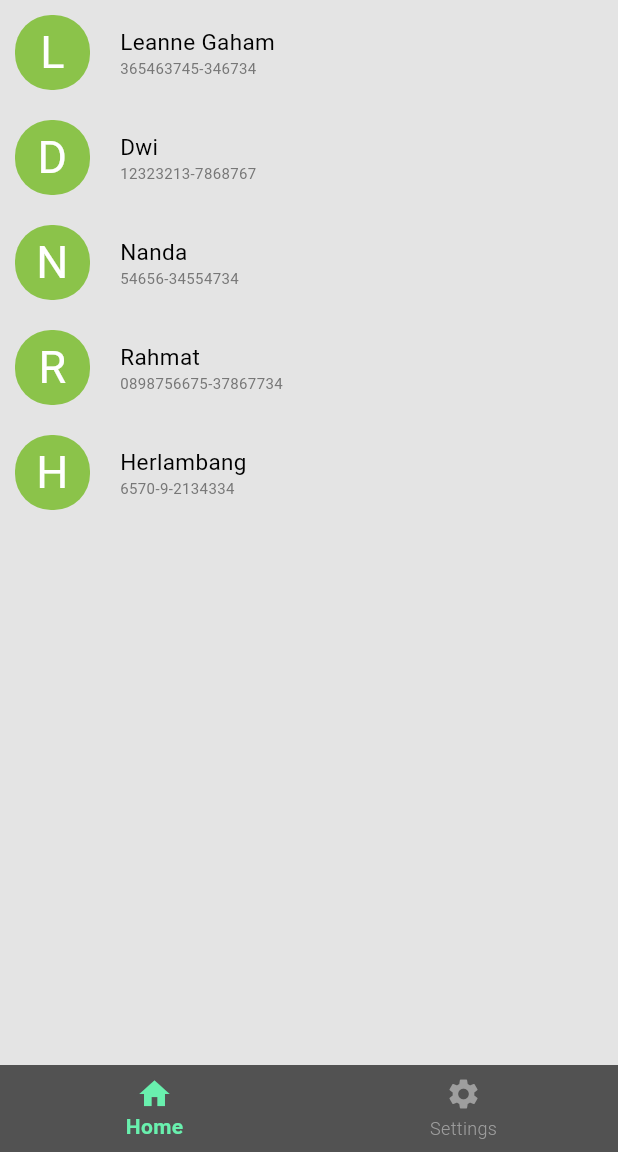
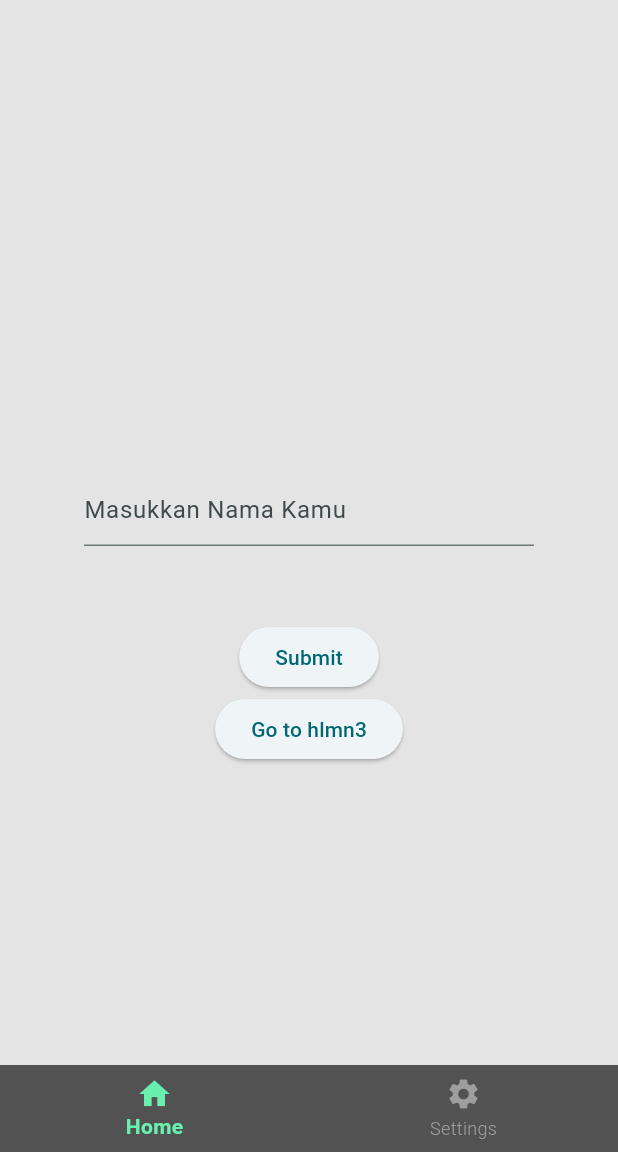
Before and after one commit to dnrahmath/prakerja_dwinandarahmatherlambang_flutter, a Flutter app: the screen it shows after launch, on a phone screen of 412 x 824 dp, the part 84-1236 px from its top. Run offline on Flutter 3.47's test engine with Material 2 defaults, Android fonts, the light colour scheme and no system bars.

Commit message:
add:UnjukKeterampilan

```diff
--- a/lib/view/MyHomePage.dart
+++ b/lib/view/MyHomePage.dart
@@ -1,6 +1,7 @@
 // ignore: file_names
 import 'package:flutter/material.dart';
 import 'package:flutter/cupertino.dart';
+import 'package:prakerja_dwinandarahmatherlambang/view/hlmn3Page.dart';
 
 class MyHomePage extends StatefulWidget {
   const MyHomePage({super.key, required this.title});
@@ -14,17 +15,29 @@ class MyHomePage extends StatefulWidget {
 //-----------
 class _MyHomePageState extends State<MyHomePage> {
   int _indexNavBar = 0;
+  PageController pageCtrl = PageController(initialPage: 0);
   final List<List<String>> _dataPhone = const [
     ["Leanne Gaham", "365463745-346734"],
     ["Dwi", "12323213-7868767"],
     ["Nanda", "54656-34554734"],
     ["Rahmat", "0898756675-37867734"],
     ["Herlambang", "6570-9-2134334"],
+    ["Alice Johnson", "5555555555"],
+    ["Bob Wilson", "6666666666"],
+    ["Eva Brown", "7777777777"],
   ];
+
+  TextEditingController textController = TextEditingController();
+  String submittedText = '';
 
   void _updateIndex(int index) {
     setState(() {
       _indexNavBar = index;
+      pageCtrl.animateToPage(
+        index,
+        duration: Duration(milliseconds: 300),
+        curve: Curves.easeInOut,
+      );
     });
   }
 
@@ -40,61 +53,28 @@ class _MyHomePageState extends State<MyHomePage> {
         ),
       ),
       backgroundColor: const Color.fromARGB(255, 82, 82, 82),
-      body: Container(
-        color: Color.fromARGB(255, 228, 228, 228),
-        child: Column(
-          children: <Widget>[
-            for (int index = 0; index < _dataPhone.length; index++)
-              Row(
-                mainAxisAlignment: MainAxisAlignment.start,
-                children: [
-                  Padding(
-                    padding: const EdgeInsets.all(10),
-                    child: Container(
-                      width: 50,
-                      height: 50,
-                      decoration: BoxDecoration(
-                        color: Colors.lightGreen,
-                        borderRadius: BorderRadius.circular(24),
-                      ),
-                      child: Center(
-                        child: Text(
-                          _dataPhone[index][0][0],
-                          textAlign: TextAlign.center,
-                          style: const TextStyle(
-                            fontSize: 30,
-                            color: Colors.white,
-                          ),
-                        ),
-                      ),
-                    ),
-                  ),
-                  Padding(
-                    padding: const EdgeInsets.all(10),
-                    child: Column(
-                      crossAxisAlignment: CrossAxisAlignment.start,
-                      children: [
-                        Text(
-                          _dataPhone[index][0],
-                          textAlign: TextAlign.left,
-                          style: const TextStyle(
-                            fontSize: 15,
-                            color: Colors.black,
-                          ),
-                        ),
-                        Text(
-                          _dataPhone[index][1],
-                          textAlign: TextAlign.left,
-                          style: const TextStyle(
-                            fontSize: 10,
-                            color: Color.fromARGB(255, 119, 119, 119),
-                          ),
-                        ),
-                      ],
-                    ),
-                  ),
-                ],
-              ),
+      body: Center(
+        child: PageView(
+          scrollDirection: Axis.horizontal,
+          controller: pageCtrl,
+          onPageChanged: (newIndex) {
+            _updateIndex(newIndex);
+          },
+          children: [
+            Hlmn1(
+              textController: textController,
+              submittedText: submittedText,
+              onTextSubmit: () {
+                setState(() {
+                  submittedText = "HI," + textController.text;
+                });
+              },
+              onNavigateToHlmn3: () {
+                Navigator.of(context)
+                    .push(MaterialPageRoute(builder: (context) => Hlmn3Page()));
+              },
+            ),
+            Hlmn2(dataPhone: _dataPhone),
           ],
         ),
       ),
@@ -128,3 +108,123 @@ class _MyHomePageState extends State<MyHomePage> {
     );
   }
 }
+
+class Hlmn1 extends StatelessWidget {
+  final TextEditingController textController;
+  final String submittedText;
+  final VoidCallback onTextSubmit;
+  final VoidCallback onNavigateToHlmn3;
+
+  Hlmn1({
+    required this.textController,
+    required this.submittedText,
+    required this.onTextSubmit,
+    required this.onNavigateToHlmn3,
+  });
+
+  @override
+  Widget build(BuildContext context) {
+    return Container(
+      color: Color.fromARGB(255, 228, 228, 228),
+      child: Column(
+        mainAxisAlignment: MainAxisAlignment.center,
+        children: <Widget>[
+          SizedBox(height: 20.0),
+          Text(
+            submittedText, // Show the submitted text here
+            style: TextStyle(fontSize: 18.0),
+          ),
+          SizedBox(height: 20.0),
+          Center(
+            child: Container(
+              width: 300,
+              padding: EdgeInsets.only(top: 50, bottom: 50),
+              child: TextField(
+                controller: textController,
+                decoration: InputDecoration(
+                  hintText: 'Masukkan Nama Kamu',
+                ),
+              ),
+            ),
+          ),
+          ElevatedButton(
+            onPressed: onTextSubmit,
+            child: Text('Submit'),
+          ),
+          ElevatedButton(
+            onPressed: onNavigateToHlmn3,
+            child: Text('Go to hlmn3'),
+          ),
+        ],
+      ),
+    );
+  }
+}
+
+class Hlmn2 extends StatelessWidget {
+  final List<List<String>> dataPhone;
+
+  Hlmn2({required this.dataPhone});
+
+  @override
+  Widget build(BuildContext context) {
+    return Container(
+      color: Color.fromARGB(255, 228, 228, 228),
+      child: Column(
+        children: <Widget>[
+          for (int index = 0; index < dataPhone.length; index++)
+            Row(
+              mainAxisAlignment: MainAxisAlignment.start,
+              children: [
+                Padding(
+                  padding: const EdgeInsets.all(10),
+                  child: Container(
+                    width: 50,
+                    height: 50,
+                    decoration: BoxDecoration(
+                      color: Colors.lightGreen,
+                      borderRadius: BorderRadius.circular(24),
+                    ),
+                    child: Center(
+                      child: Text(
+                        dataPhone[index][0][0],
+                        textAlign: TextAlign.center,
+                        style: const TextStyle(
+                          fontSize: 30,
+                          color: Colors.white,
+                        ),
+                      ),
+                    ),
+                  ),
+                ),
+                Padding(
+                  padding: const EdgeInsets.all(10),
+                  child: Column(
+                    crossAxisAlignment: CrossAxisAlignment.start,
+                    children: [
+                      Text(
+                        dataPhone[index][0],
+                        textAlign: TextAlign.left,
+                        style: const TextStyle(
+                          fontSize: 15,
+                          color: Colors.black,
+                        ),
+                      ),
+                      Text(
+                        dataPhone[index][1],
+                        textAlign: TextAlign.left,
+                        style: const TextStyle(
+                          fontSize: 10,
+                          color: Color.fromARGB(255, 119, 119, 119),
+                        ),
+                      ),
+                    ],
+                  ),
+                ),
+              ],
+            ),
+        ],
+      ),
+    );
+  }
+}
```
Also changed, not shown: lib/view/hlmn3Page.dart (added, +54 -0 lines).
